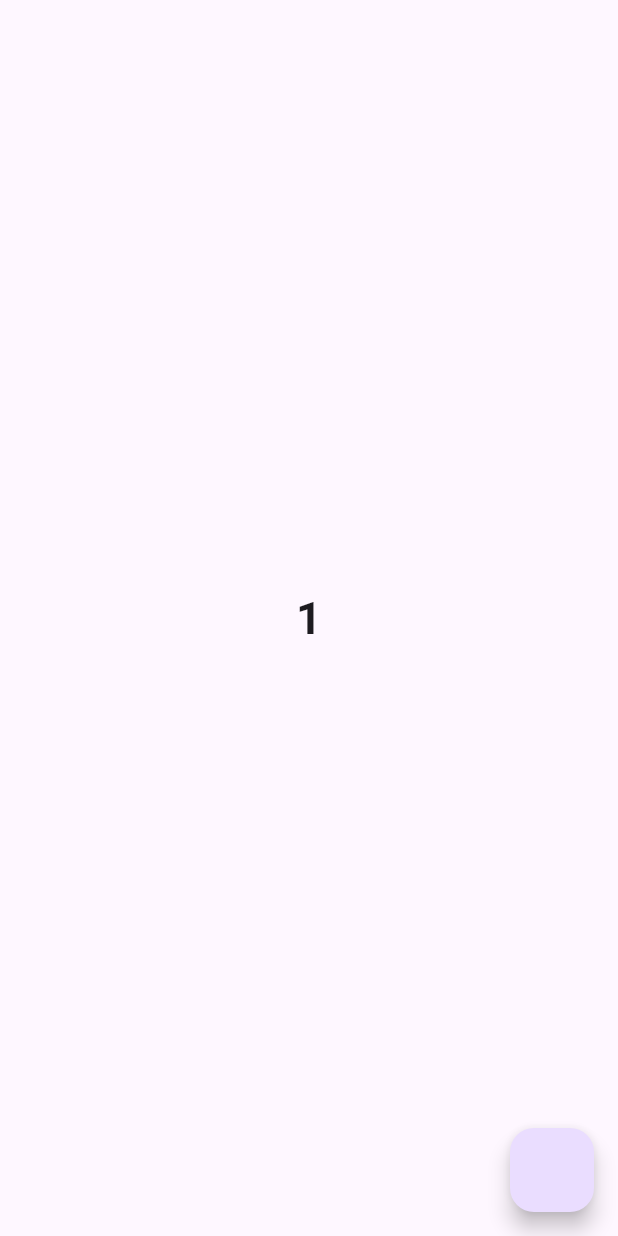
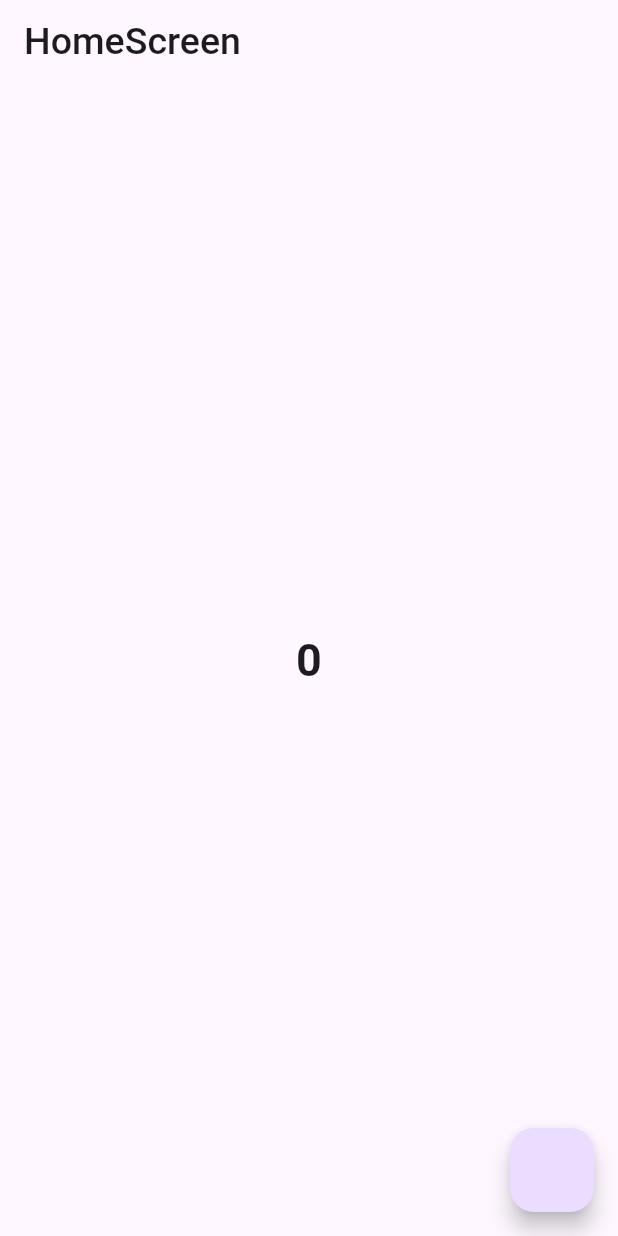
Before and after one commit to MahadevBiniraj/provider_state_management, a Flutter app: the screen it shows after launch, on a phone screen of 412 x 824 dp. Run offline on Flutter 3.47's test engine with Material 3 defaults, Android fonts, the phone set to English and light mode, and no system bars.

Commit message:
MultiScreen

```diff
--- /dev/null
+++ b/devtools_options.yaml
@@ -0,0 +1 @@
+extensions:
--- a/lib/controller/homescreencontroller.dart
+++ b/lib/controller/homescreencontroller.dart
@@ -1,7 +1,7 @@
 import 'package:flutter/material.dart';
 
 class Homescreencontroller with ChangeNotifier {
-  int count = 1;
+  int count = 0;
   void increment() {
     count++;
     notifyListeners();
--- a/lib/view/home_screen.dart
+++ b/lib/view/home_screen.dart
@@ -1,6 +1,7 @@
 import 'package:flutter/material.dart';
 import 'package:provider/provider.dart';
 import 'package:provider_state_management/controller/homescreencontroller.dart';
+import 'package:provider_state_management/view/second_screen.dart';
 
 class Homescreen extends StatefulWidget {
   const Homescreen({super.key});
@@ -15,13 +16,28 @@ class _HomescreenState extends State<Homescreen> {
     final Providerobj = Provider.of<Homescreencontroller>(context);
     print("hello${Providerobj.count}");
     return Scaffold(
+      appBar: AppBar(
+        title: Text(
+          "HomeScreen",
+          style: TextStyle(fontSize: 25, fontWeight: FontWeight.w500),
+        ),
+      ),
       floatingActionButton: FloatingActionButton(onPressed: () {
         Provider.of<Homescreencontroller>(context, listen: false).increment();
       }),
       body: Center(
-        child: Text(
-          Providerobj.count.toString(),
-          style: TextStyle(fontSize: 30, fontWeight: FontWeight.w600),
+        child: GestureDetector(
+          onTap: () {
+            Navigator.push(
+                context,
+                MaterialPageRoute(
+                  builder: (context) => Secondscreen(),
+                ));
+          },
+          child: Text(
+            Providerobj.count.toString(),
+            style: TextStyle(fontSize: 30, fontWeight: FontWeight.w600),
+          ),
         ),
       ),
     );
```
Also changed, not shown: lib/view/second_screen.dart (added, +35 -0 lines).
